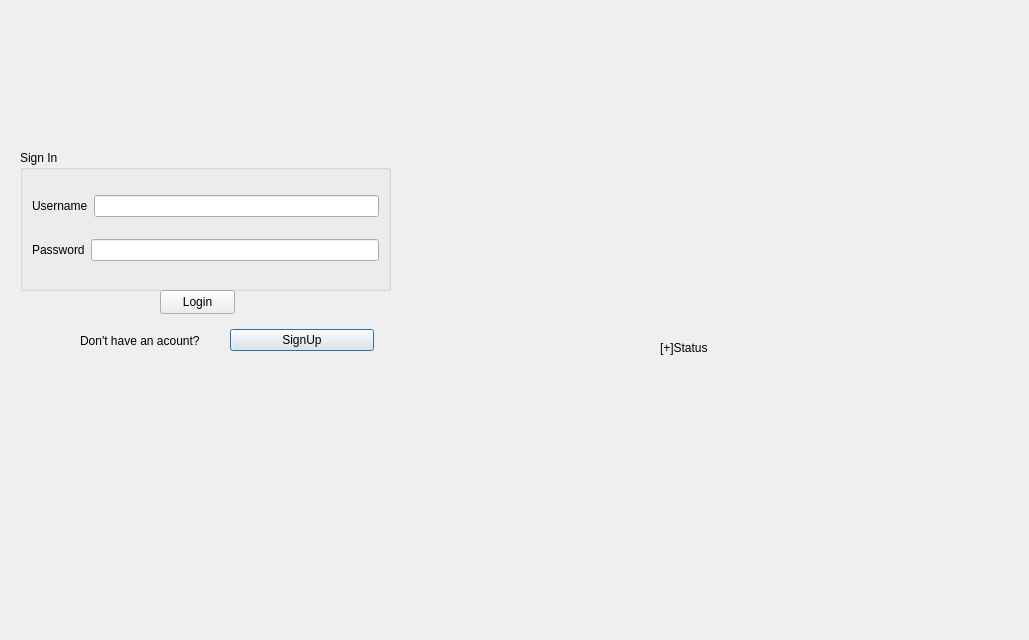
Old version of the form loginp.ui in the repository manasvi30/the-muncheese-project.
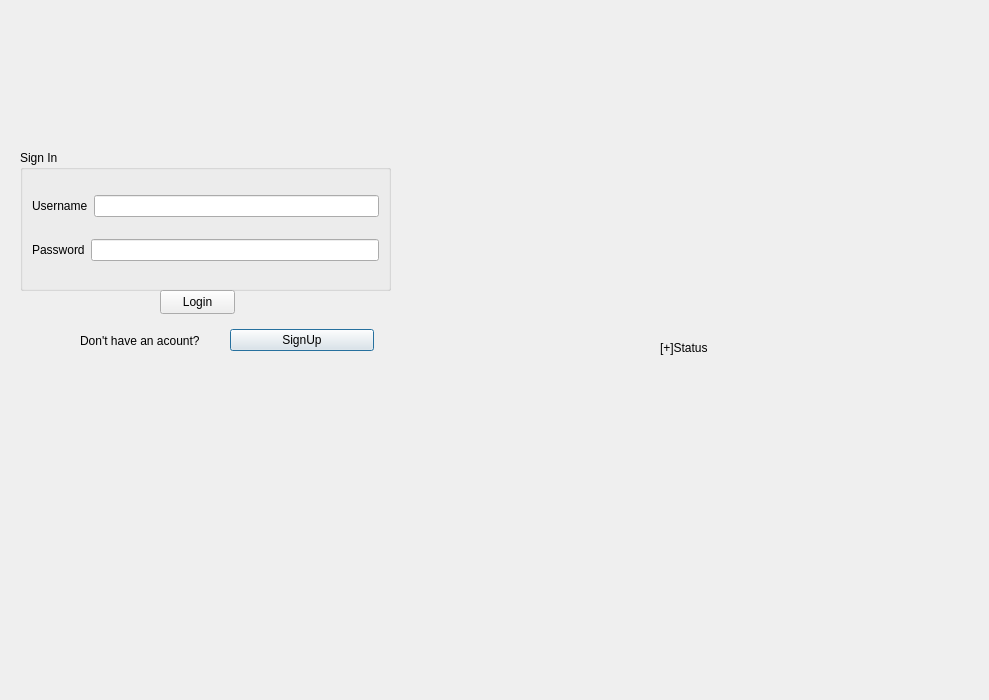
New version of the form.

The edit to the form file:
```diff
--- a/loginp.ui
+++ b/loginp.ui
@@ -6,8 +6,8 @@
    <rect>
     <x>0</x>
     <y>0</y>
-    <width>1029</width>
-    <height>640</height>
+    <width>989</width>
+    <height>700</height>
    </rect>
   </property>
   <property name="windowTitle">
```
